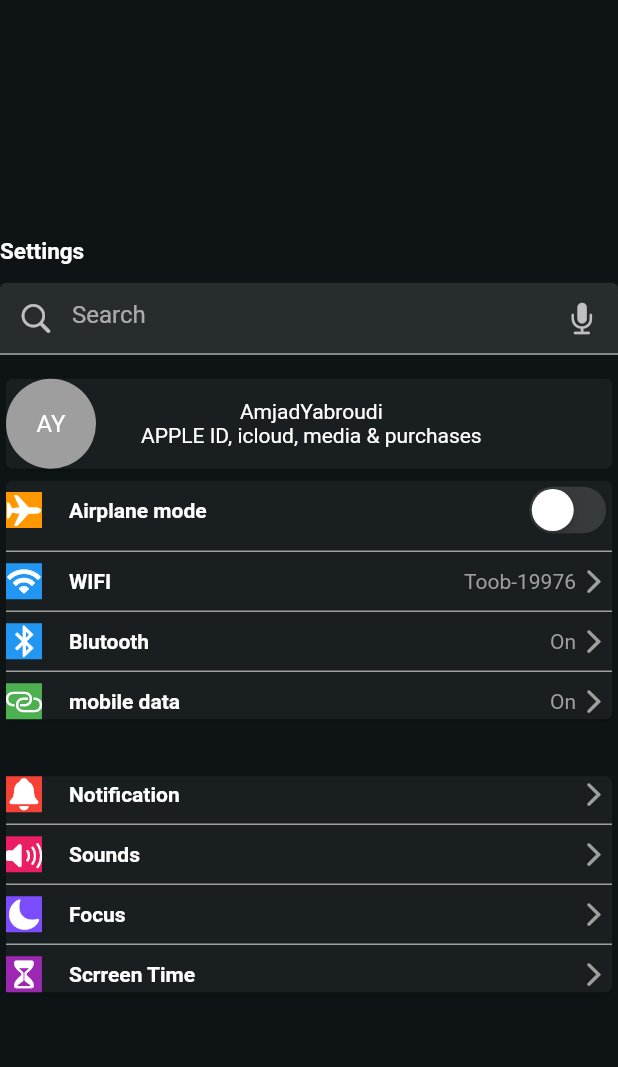
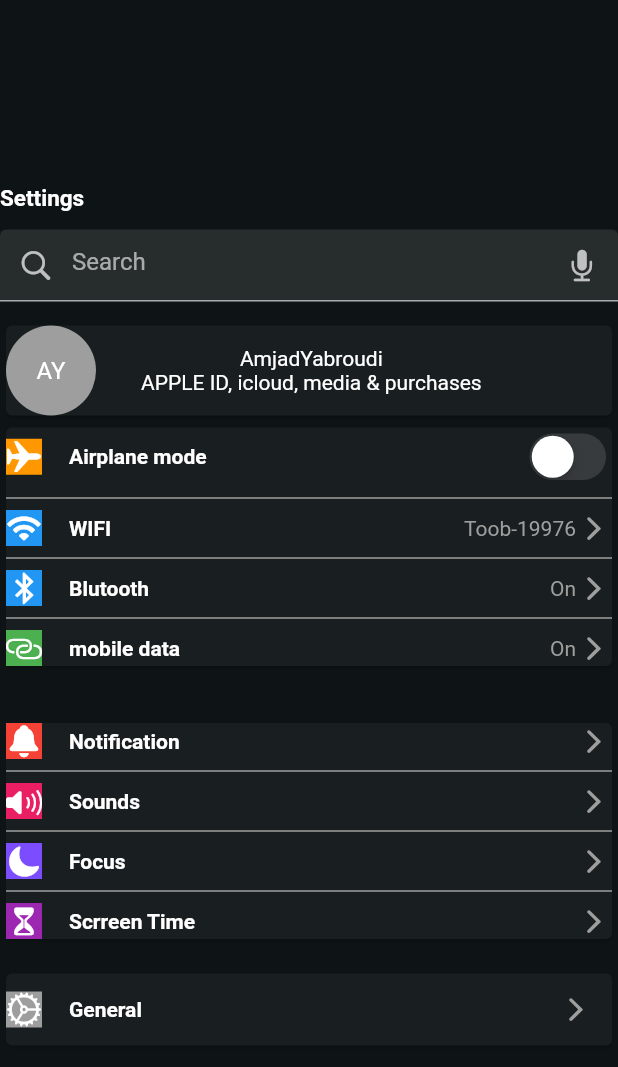
Before and after one commit to Amjadyabroudi128/ios-setting-page, a Flutter app: the screen it shows after launch, on a phone screen of 412 x 824 dp. Shown: the top 1067 px of the screen. Run offline on Flutter 3.47's test engine with Material 2 defaults, Android fonts, the phone set to English and light mode, and no system bars.

Commit message:
added UI

```diff
--- a/lib/main.dart
+++ b/lib/main.dart
@@ -240,6 +240,32 @@
 
                     ],
                   ),
+                ),
+                SizedBox(height: 15,),
+                Card(
+                  child: Column(
+                    children: [
+                      Row(
+                        children: [
+                          Container(
+
+                            color: Colors.grey,
+                            child: Icon(
+                              CupertinoIcons.settings,
+                            ),
+                          ),
+                          SizedBox(width: 18,),
+                          Text("General", style: TextStyle(fontWeight: FontWeight.bold),),
+                          Spacer(),
+                          IconButton(onPressed: (){}, icon: Icon(
+                            CupertinoIcons.chevron_forward,
+                            color: Colors.grey,
+                          ),
+                          ),
+                        ],
+                      ),
+                    ],
+                  ),
                 )
               ],
             ),
```
